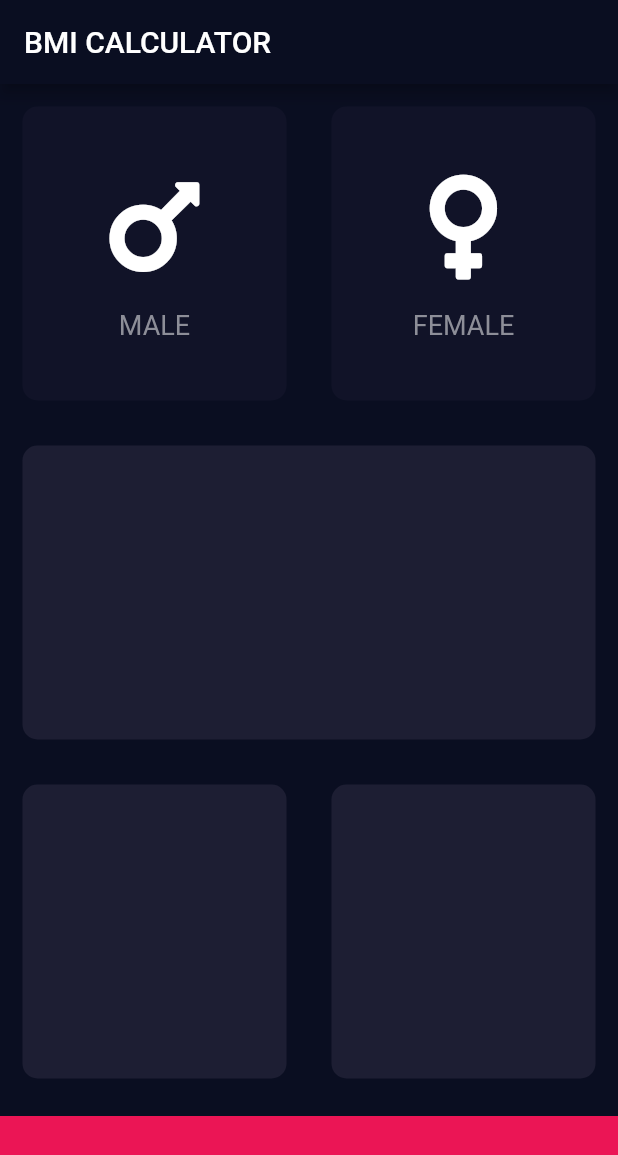
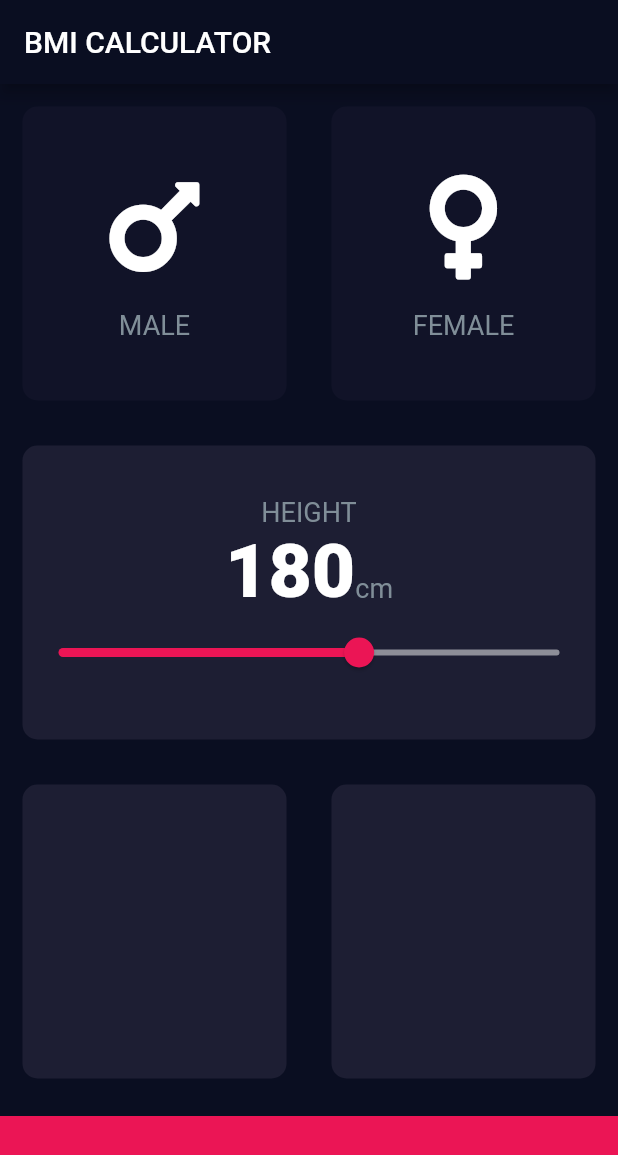
Before and after one commit to tyacan/bmi-calculator, a Flutter app: the screen it shows after launch, on a phone screen of 412 x 824 dp. Shown: the top 1155 px of the screen. Run offline on Flutter 3.47's test engine with Material 2 defaults, Android fonts, the phone set to English and light mode, and no system bars; our stand-ins replace font_awesome_flutter.

Commit message:
complete lesson 139

```diff
--- a/lib/const.dart
+++ b/lib/const.dart
@@ -1,6 +1,16 @@
 import 'package:flutter/material.dart';
-const bottomContainerHeight = 80.0;
-const bottomContainerColor = Color(0xFFEB1555);
-const inActiveCardColor = Color(0xFF111328);
-const activeCardColor = Color(0xFF1D1E33);
-const cardFontColor = Color(0xFF8d8e98);
+const kBottomContainerHeight = 80.0;
+const kBottomContainerColor = Color(0xFFEB1555);
+const kInkActiveCardColor = Color(0xFF111328);
+const kActiveCardColor = Color(0xFF1D1E33);
+const kCardFontColor = Color(0xFF8d8e98);
+
+const kLabelTextStyle = TextStyle(
+  fontSize: 18.0,
+  color: Color(0xFF808E98)
+);
+
+const kNumberTextStyle = TextStyle(
+  fontSize: 50.0,
+  fontWeight: FontWeight.w900,
+);
--- a/lib/icon_content.dart
+++ b/lib/icon_content.dart
@@ -20,10 +20,7 @@ class IconContent extends StatelessWidget {
         SizedBox(height: 15),
         Text(
           label,
-          style: TextStyle(
-            fontSize: 18.0,
-            color: cardFontColor,
-          ),
+          style: kLabelTextStyle,
         ),
       ],
     );
--- a/lib/input_page.dart
+++ b/lib/input_page.dart
@@ -16,6 +16,7 @@ class InputPage extends StatefulWidget {
 
 class _InputPageState extends State<InputPage> {
   Gender selectedGender;
+  int height = 180;
 
   @override
   Widget build(BuildContext context) {
@@ -38,8 +39,8 @@ class _InputPageState extends State<InputPage> {
                       });
                     },
                     color: selectedGender == Gender.male
-                        ? activeCardColor
-                        : inActiveCardColor,
+                        ? kActiveCardColor
+                        : kInkActiveCardColor,
                     cardChild: IconContent(
                       icon: FontAwesomeIcons.mars,
                       label: 'MALE',
@@ -55,8 +56,8 @@ class _InputPageState extends State<InputPage> {
                       });
                     },
                     color: selectedGender == Gender.female
-                        ? activeCardColor
-                        : inActiveCardColor,
+                        ? kActiveCardColor
+                        : kInkActiveCardColor,
                     cardChild: IconContent(
                       icon: FontAwesomeIcons.venus,
                       label: 'FEMALE',
@@ -69,7 +70,44 @@ class _InputPageState extends State<InputPage> {
           Expanded(
             // ReusableCard
             child: ReusableCard(
-              color: activeCardColor,
+              color: kActiveCardColor,
+              cardChild: Column(
+                mainAxisAlignment: MainAxisAlignment.center,
+                children: <Widget>[
+                  Text(
+                    'HEIGHT',
+                    style: kLabelTextStyle,
+                  ),
+                  Row(
+                    mainAxisAlignment: MainAxisAlignment.center,
+                    crossAxisAlignment: CrossAxisAlignment.baseline,
+                    textBaseline: TextBaseline.alphabetic,
+                    children: <Widget>[
+                      Text(
+                        height.toString(),
+                        style: kNumberTextStyle,
+                      ),
+                      Text(
+                        'cm',
+                        style: kLabelTextStyle,
+                      ),
+                    ],
+                  ),
+                  Slider(
+                    value: height.toDouble(),
+                    min: 120.0,
+                    max: 220.0,
+                    activeColor: kBottomContainerColor,
+                    inactiveColor: kCardFontColor,
+                    onChanged: (double newValue) {
+                      print(newValue);
+                      setState(() {
+                        height = newValue.round();
+                      });
+                    },
+                  ),
+                ],
+              ),
             ),
           ),
           Expanded(
@@ -78,23 +116,23 @@ class _InputPageState extends State<InputPage> {
                 Expanded(
                   // ReusableCard
                   child: ReusableCard(
-                    color: activeCardColor,
+                    color: kActiveCardColor,
                   ),
                 ),
                 Expanded(
                   // ReusableCard
                   child: ReusableCard(
-                    color: activeCardColor,
+                    color: kActiveCardColor,
                   ),
                 ),
               ],
             ),
           ),
           Container(
-            color: bottomContainerColor,
+            color: kBottomContainerColor,
             margin: EdgeInsets.only(top: 10.0),
             width: double.infinity,
-            height: bottomContainerHeight,
+            height: kBottomContainerHeight,
           ),
         ],
       ),
```
